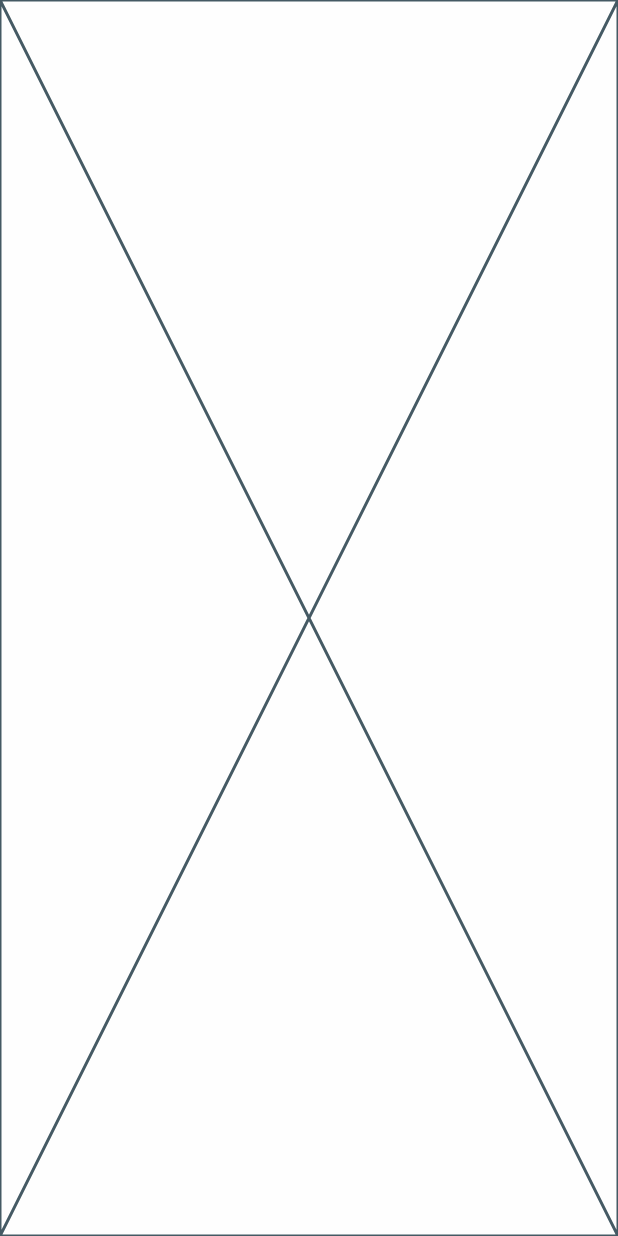
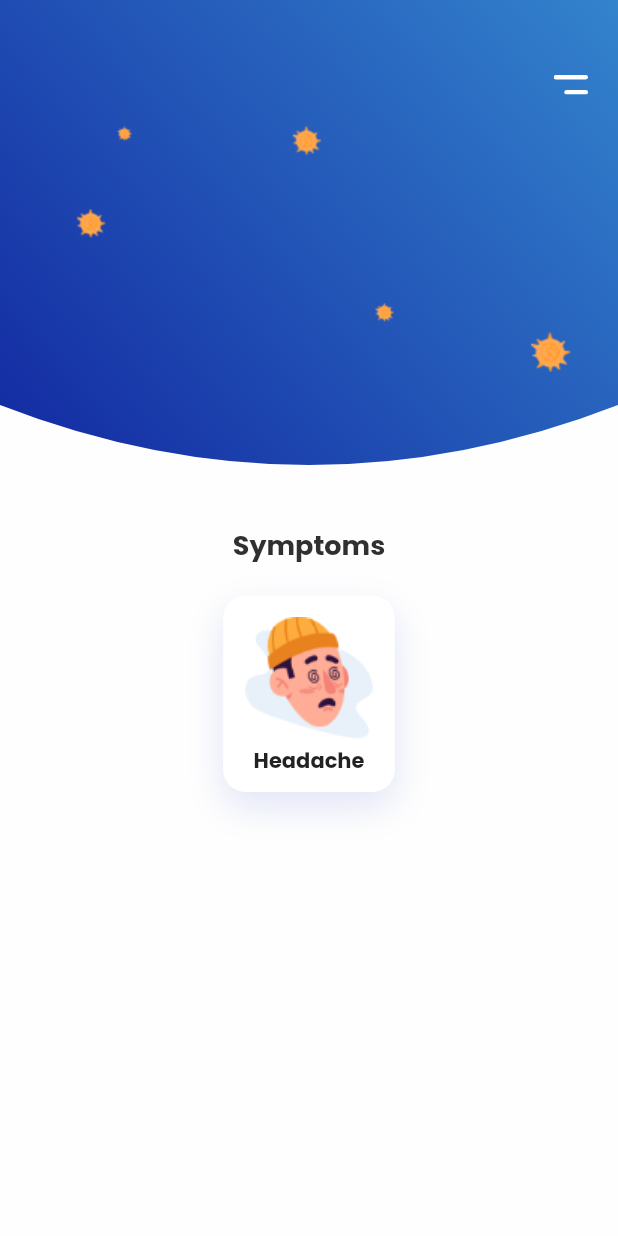
Before and after one commit to j-pcgoncalves/covid_19, a Flutter app: the InfoScreen screen opened directly, on a phone screen of 412 x 824 dp. Run offline on Flutter 3.47's test engine with Material 2 defaults, Android fonts, the phone set to English and light mode, and no system bars; our stand-ins replace flutter_svg.

Commit message:
symptom card done

```diff
--- a/lib/screens/info_screen.dart
+++ b/lib/screens/info_screen.dart
@@ -1,3 +1,6 @@
+import 'package:covid_19/constants.dart';
+import 'package:covid_19/widgets/my_header.dart';
+import 'package:covid_19/widgets/symptom_card.dart';
 import 'package:flutter/material.dart';
 
 class InfoScreen extends StatefulWidget {
@@ -31,6 +34,45 @@ class _InfoScreenState extends State<InfoScreen> {
 
   @override
   Widget build(BuildContext context) {
-    return const Placeholder();
+    return Scaffold(
+      body: SingleChildScrollView(
+        controller: controller,
+        child: Column(
+          children: <Widget>[
+            MyHeader(
+              image: 'assets/icons/coronadr.svg',
+              textTop: 'Get to know',
+              textBottom: 'About Covid-19.',
+              offset: offset,
+            ),
+            Padding(
+              padding: const EdgeInsets.symmetric(horizontal: 20),
+              child: Column(
+                children: <Widget>[
+                  const Text(
+                    'Symptoms',
+                    style: kTitleTextStyle,
+                  ),
+                  const SizedBox(height: 20),
+                  SingleChildScrollView(
+                    scrollDirection: Axis.horizontal,
+                    child: Row(
+                      mainAxisAlignment: MainAxisAlignment.spaceBetween,
+                      children: <Widget>[
+                        SymptomCard(
+                          image: 'assets/images/headache.png',
+                          title: 'Headache',
+                          isActive: true,
+                        ),
+                      ],
+                    ),
+                  )
+                ],
+              ),
+            ),
+          ],
+        ),
+      ),
+    );
   }
 }
--- /dev/null
+++ b/lib/widgets/symptom_card.dart
@@ -0,0 +1,48 @@
+import 'package:covid_19/constants.dart';
+import 'package:flutter/material.dart';
+
+class SymptomCard extends StatelessWidget {
+  final String image;
+  final String title;
+  final bool isActive;
+
+  const SymptomCard({
+    super.key,
+    required this.image,
+    required this.title,
+    this.isActive = false,
+  });
+
+  @override
+  Widget build(BuildContext context) {
+    return Container(
+      padding: const EdgeInsets.all(10),
+      decoration: BoxDecoration(
+        borderRadius: BorderRadius.circular(15),
+        color: Colors.white,
+        boxShadow: [
+          isActive
+              ? BoxShadow(
+                  offset: const Offset(0, 10),
+                  blurRadius: 20,
+                  color: kActiveShadowColor,
+                )
+              : BoxShadow(
+                  offset: const Offset(0, 3),
+                  blurRadius: 6,
+                  color: kShadowColor,
+                ),
+        ],
+      ),
+      child: Column(
+        children: <Widget>[
+          Image.asset(image, height: 90),
+          Text(
+            title,
+            style: const TextStyle(fontWeight: FontWeight.bold),
+          ),
+        ],
+      ),
+    );
+  }
+}
```
